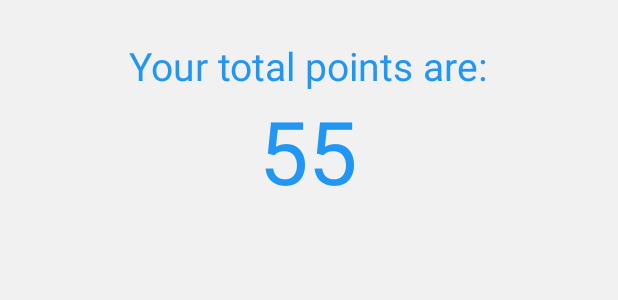
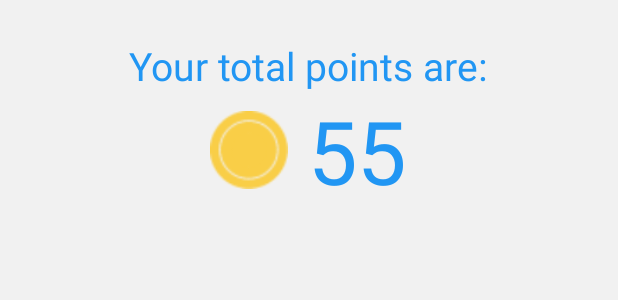
Before and after one commit to mobitechs/plasdor, an Android app: the layout fragment_bazar_list.xml on its own in the app's theme, with its tools: preview values and no code run, on a phone screen of 412 x 824 dp. Shown: the top 300 px of the screen. Run offline under Robolectric (Android 15) with nearby library versions, the phone set to English and light mode, and no system bars.

Commit message:
bug fixed

```diff
--- a/app/src/main/java/com/plasdor/app/view/activity/PlaceOrderActivity.kt
+++ b/app/src/main/java/com/plasdor/app/view/activity/PlaceOrderActivity.kt
@@ -124,7 +124,7 @@ class PlaceOrderActivity : AppCompatActivity(), ApiResponse, PaymentResultListen
 
         if (rentalType.equals(Constants.Hourly)) {
             labelNoOf.text = "No of Hour:"
-            priceToShow = listItem.priceToShowHourly
+            priceToShow = (listItem.priceToShowHourly.toInt() * listItem.qty).toString()
             priceToSell = listItem.priceToSellHourly
 
             labelPriceWithQty.text = "Price (${listItem.priceToSellHourly} * ${listItem.qty})"
--- a/app/src/main/java/com/plasdor/app/view/fragment/BazarListFragment.kt
+++ b/app/src/main/java/com/plasdor/app/view/fragment/BazarListFragment.kt
@@ -32,6 +32,8 @@ import com.plasdor.app.viewModel.UserListViewModel
 import kotlinx.android.synthetic.main.spinner_layout.view.*
 import org.json.JSONException
 import org.json.JSONObject
+import java.util.*
+import kotlin.collections.ArrayList
 
 
 class BazarListFragment : Fragment(), ApiResponse, AddOrRemoveListener {
@@ -63,6 +65,8 @@ class BazarListFragment : Fragment(), ApiResponse, AddOrRemoveListener {
         userId = SharePreferenceManager.getInstance(requireActivity()).getUserLogin(Constants.USERDATA)?.get(0)?.userId.toString()
         setupRecyclerView()
 
+        MobileAds.initialize(requireContext())
+        RequestConfiguration.Builder().setTestDeviceIds(Arrays.asList("E3EBB20286FEE729C04269FCFBA201EE"))
         MobileAds.initialize(requireContext(),
             OnInitializationCompleteListener { getRewardAd() })
 //        getRewardAd()
--- a/app/src/main/res/layout/fragment_bazar_list.xml
+++ b/app/src/main/res/layout/fragment_bazar_list.xml
@@ -22,19 +22,34 @@
                 android:layout_width="wrap_content"
                 android:layout_height="wrap_content"
                 android:orientation="vertical">
+
                 <TextView
                     android:layout_width="wrap_content"
                     android:layout_height="wrap_content"
                     android:textSize="@dimen/_20sdp"
                     android:text="Your total points are:"
-                    android:textColor="@color/blue"/>
-                <TextView
-                    android:id="@+id/txtWalletPoints"
-                    android:layout_width="wrap_content"
+                    android:textColor="@color/blue" />
+
+                <LinearLayout
+                    android:layout_width="match_parent"
                     android:layout_height="wrap_content"
-                    android:textSize="@dimen/_45sdp"
-                    android:text="55"
-                    android:textColor="@color/blue"/>
+                    android:gravity="center">
+
+                    <ImageView
+                        android:layout_width="@dimen/_40sdp"
+                        android:layout_height="@dimen/_40sdp"
+                        android:src="@drawable/coin" />
+
+                    <TextView
+                        android:id="@+id/txtWalletPoints"
+                        android:layout_width="wrap_content"
+                        android:layout_height="wrap_content"
+                        android:layout_marginStart="@dimen/_10sdp"
+                        android:text="55"
+                        android:textColor="@color/blue"
+                        android:textSize="@dimen/_45sdp" />
+                </LinearLayout>
+
 
             </LinearLayout>
 
--- a/app/src/main/res/values/strings.xml
+++ b/app/src/main/res/values/strings.xml
@@ -1,5 +1,10 @@
 <resources>
     <string name="app_name">Plasdor</string>
+
+    <string name="admob_app_id">ca-app-pub-6867366913789478~8304818397</string>
+
+
+
     <string name="hello_blank_fragment">Hello blank fragment</string>
     <string name="title_activity_main">MainActivity</string>
     <string name="navigation_drawer_open">Open navigation drawer</string>
```
Also changed, not shown: app/src/main/java/com/plasdor/app/model/ProductListItems.kt (+4 -4 lines), app/src/main/java/com/plasdor/app/utils/Constants.kt (+2 -6 lines), app/src/main/java/com/plasdor/app/view/fragment/user/BazarOrderPlaceFragment.kt (+5 -5 lines), app/src/main/java/com/plasdor/app/view/fragment/user/ProductDetailsFragment.kt (+13 -4 lines).
